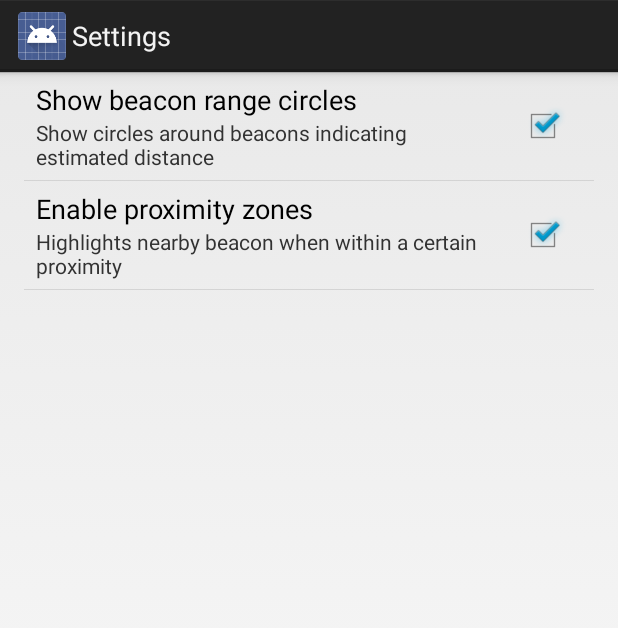
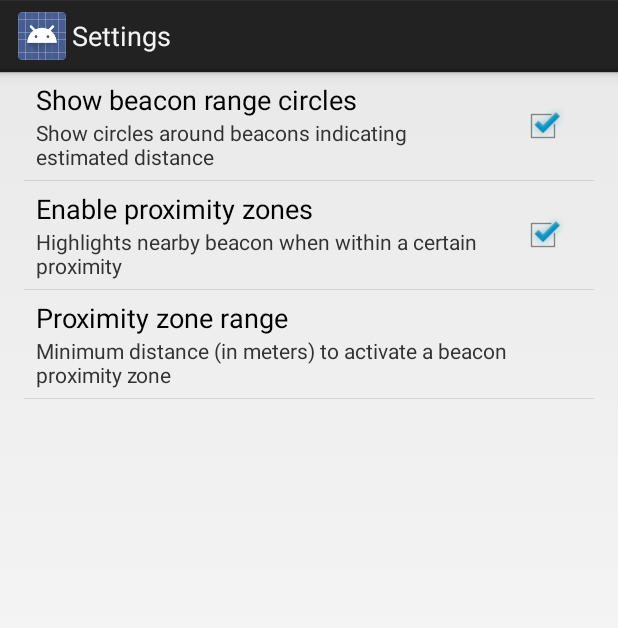
Before and after one commit to ritnorthstar/Minimap-Client, an Android app: the MapActivity screen opened directly, with no data from a screen before it, in the options menu, after a tap on "Settings", on a phone screen of 412 x 824 dp. Shown: the top 628 px of the screen. Run offline under Robolectric (Android 15) with nearby library versions, the phone set to English and light mode, and no system bars; 15 statements that could not run were skipped.

Commit message:
Accept user provided proximity zone range.  Allow calibration reset.

```diff
--- a/Code/Minimap/src/main/java/com/northstar/minimap/MapActivity.java
+++ b/Code/Minimap/src/main/java/com/northstar/minimap/MapActivity.java
@@ -12,12 +12,14 @@ import com.northstar.minimap.map.UserPositionListener;
 
 import android.app.Activity;
 import android.content.Intent;
+import android.content.SharedPreferences;
 import android.content.res.Configuration;
 import android.hardware.Sensor;
 import android.hardware.SensorEvent;
 import android.hardware.SensorEventListener;
 import android.hardware.SensorManager;
 import android.os.Bundle;
+import android.preference.PreferenceManager;
 import android.support.v4.app.ActionBarDrawerToggle;
 import android.support.v4.view.GravityCompat;
 import android.support.v4.widget.DrawerLayout;
@@ -132,6 +134,12 @@ public class MapActivity extends Activity implements SensorEventListener {
             case R.id.restartBluetoothMenuItem:
                 beaconManager.restartBluetooth();
                 break;
+            case R.id.resetCalibrationMenuItem:
+                for (IBeacon beacon : beacons) {
+                    beacon.resetCalibration();
+                }
+                Toast.makeText(this, R.string.reset_calibration_success, Toast.LENGTH_SHORT).show();
+                break;
             default:
                 break;
         }
@@ -156,6 +164,13 @@ public class MapActivity extends Activity implements SensorEventListener {
         super.onResume();
         sensorManager.registerListener(this, accelerometer, SensorManager.SENSOR_DELAY_NORMAL);
         sensorManager.registerListener(this, magnetometer, SensorManager.SENSOR_DELAY_NORMAL);
+
+        SharedPreferences sharedPref = PreferenceManager.getDefaultSharedPreferences(this);
+        String range = sharedPref.getString(SettingsActivity.KEY_PREF_PROXIMITY_ZONE_RANGE, "");
+
+        try {
+            beaconManager.setProximityZoneRange(Double.parseDouble(range));
+        } catch (NumberFormatException e) {}
     }
 
     @Override
--- a/Code/Minimap/src/main/java/com/northstar/minimap/SettingsActivity.java
+++ b/Code/Minimap/src/main/java/com/northstar/minimap/SettingsActivity.java
@@ -9,6 +9,7 @@ import android.util.Log;
 public class SettingsActivity extends PreferenceActivity {
     public static final String KEY_PREF_BEACON_RANGE = "pref_beacon_range";
     public static final String KEY_PREF_PROXIMITY_ZONE = "pref_proximity_zone";
+    public static final String KEY_PREF_PROXIMITY_ZONE_RANGE = "pref_proximity_zone_range";
 
     @Override
     protected void onCreate(Bundle savedInstanceState) {
--- a/Code/Minimap/src/main/java/com/northstar/minimap/beacon/IBeacon.java
+++ b/Code/Minimap/src/main/java/com/northstar/minimap/beacon/IBeacon.java
@@ -46,6 +46,7 @@ public interface IBeacon {
 
     public boolean isInProximityZone();
 
+    public void resetCalibration();
     public void setInProximityZone(boolean isInProximityZone);
     public void setMarkerCircle(Circle markerCircle);
     public void setRangeCircle(Circle rangeCircle);
--- a/Code/Minimap/src/main/res/menu/map.xml
+++ b/Code/Minimap/src/main/res/menu/map.xml
@@ -7,4 +7,7 @@
 
     <item android:id="@+id/restartBluetoothMenuItem"
           android:title="@string/restart_bluetooth" />
+
+    <item android:id="@+id/resetCalibrationMenuItem"
+          android:title="@string/reset_calibration" />
 </menu>
--- a/Code/Minimap/src/main/res/values/strings.xml
+++ b/Code/Minimap/src/main/res/values/strings.xml
@@ -33,6 +33,8 @@
     <string name="drawer_open">Open navigation drawer</string>
     <string name="drawer_close">Close navigation drawer</string>
     <string name="menu_test_map">Launch Test Map</string>
+    <string name="reset_calibration">Reset calibration</string>
+    <string name="reset_calibration_success">Calibration reset</string>
     <string name="restart_bluetooth">Restart bluetooth</string>
     <string name="select_map">Select the map you want to load</string>
     <string name="select_team">Select your team</string>
@@ -42,6 +44,8 @@
     <string name="show_beacon_range_title">Show beacon range circles</string>
     <string name="show_proximity_zone_summary">Highlights nearby beacon when within a certain proximity</string>
     <string name="show_proximity_zone_title">Enable proximity zones</string>
+    <string name="show_proximity_zone_range_summary">Minimum distance (in meters) to activate a beacon proximity zone</string>
+    <string name="show_proximity_zone_range_title">Proximity zone range</string>
     <string name="title_activity_settings">Settings</string>
     <string name="title_activity_selection">Map Selection</string>
     <string name="toggle_beacon_circles">Toggle beacon circles</string>
--- a/Code/Minimap/src/main/res/xml/preferences.xml
+++ b/Code/Minimap/src/main/res/xml/preferences.xml
@@ -11,4 +11,10 @@
         android:title="@string/show_proximity_zone_title"
         android:summary="@string/show_proximity_zone_summary"
         android:defaultValue="true" />
+    <EditTextPreference
+        android:key="pref_proximity_zone_range"
+        android:title="@string/show_proximity_zone_range_title"
+        android:summary="@string/show_proximity_zone_range_summary"
+        android:inputType="numberDecimal"
+        android:defaultValue="1.0" />
 </PreferenceScreen>
```
Also changed, not shown: Code/Minimap/src/main/java/com/northstar/minimap/beacon/BeaconManager.java (+7 -2 lines), Code/Minimap/src/main/java/com/northstar/minimap/beacon/StickNFindBluetoothBeacon.java (+10 -2 lines).
